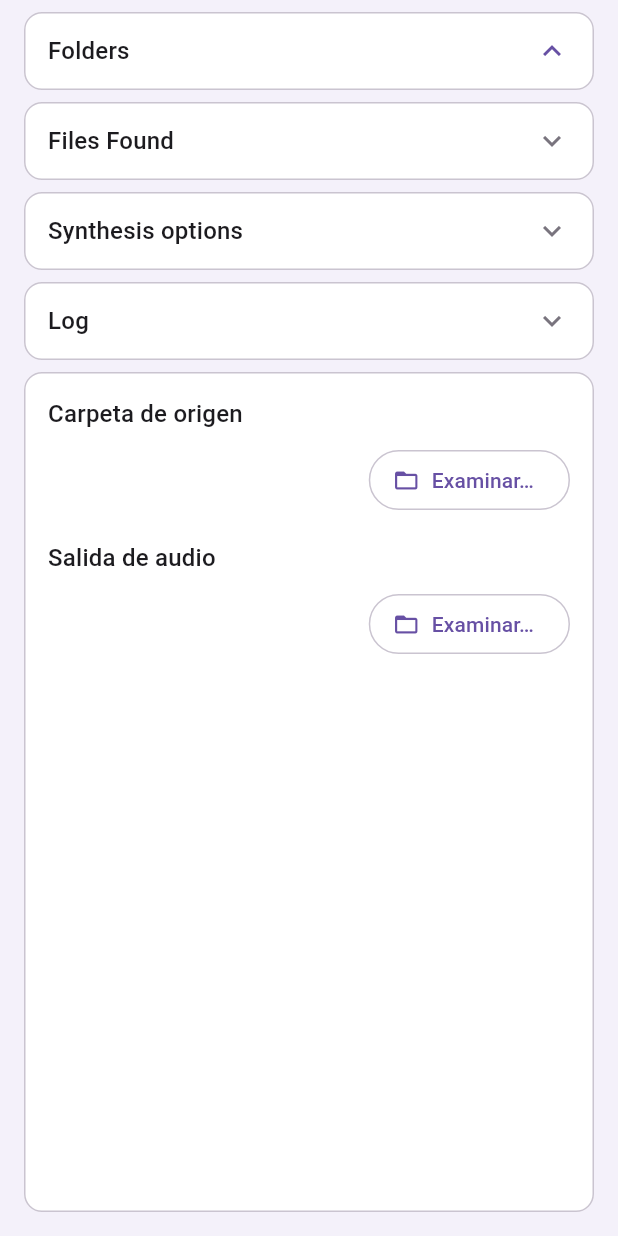
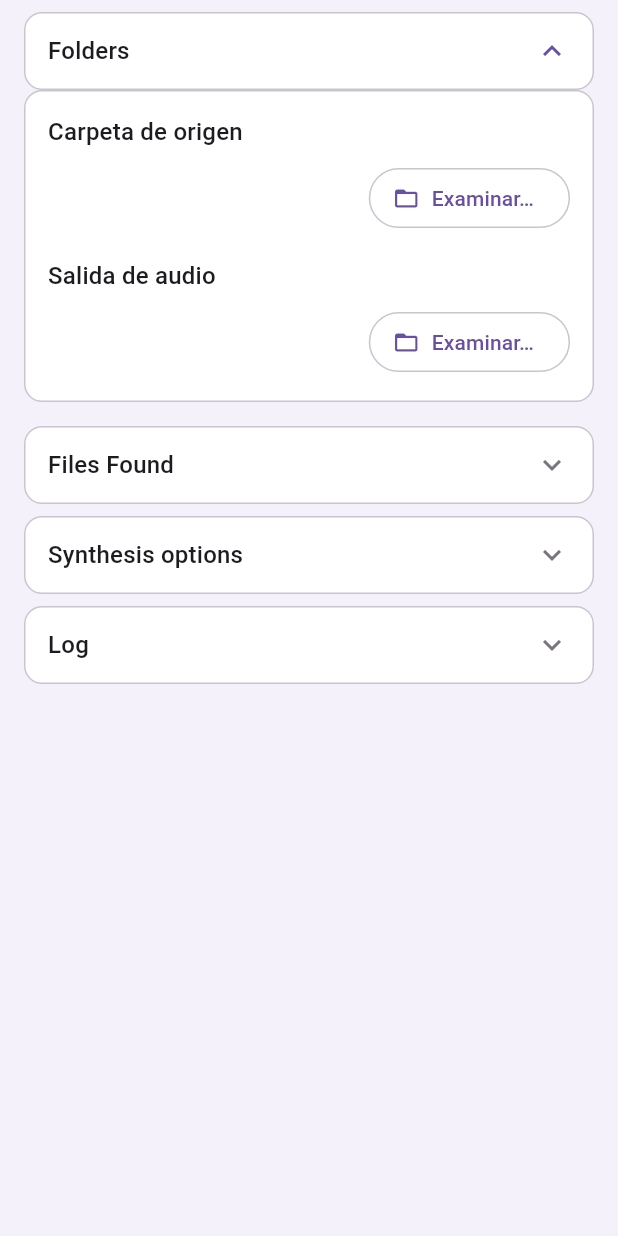
Before and after one commit to Rafael-VH/Supertonic-AudioBook-Flutter, a Flutter app: the CuerpoApilado widget shown alone on an empty page, opened directly with empty values, on a phone screen of 412 x 824 dp. Run offline on Flutter 3.47's test engine with Material 3 defaults, Android fonts, the phone set to English and light mode, and no system bars; our stand-ins replace dio, equatable, file_picker, flutter_riverpod, go_router, just_audio and 2 more; missing offline and left inert: fdb_helper, ffmpeg_kit_flutter_new, flutter_onnxruntime.

Commit message:
fix(home): accordion sections push each other when expanding
- Each accordion section now contains its header and content together
- Expanding a section shows content below header, pushing others down
- Collapsing hides content, pulling sections back up
- Toggle behavior: tap active accordion to close, tap another to switch
- Updated test to verify toggle and push behavior

```diff
--- a/lib/presentation/screens/home/movil/cuerpo_apilado.dart
+++ b/lib/presentation/screens/home/movil/cuerpo_apilado.dart
@@ -8,8 +8,9 @@ import 'package:supertonic_audiobook/presentation/screens/home/movil/contenido_c
 import 'package:supertonic_audiobook/presentation/widgets/contenido_opciones.dart';
 import 'package:supertonic_audiobook/presentation/widgets/contenido_registro.dart';
 
-/// Móvil: acordeones exclusivos (uno abierto a la vez ocupando el alto) con
-/// carpetas expandido por defecto y la acción principal en la barra inferior
+/// Móvil: acordeones que se empujan entre sí — al expandir uno, el contenido
+/// se muestra debajo del encabezado y empuja las demás secciones hacia abajo.
+/// Carpetas expandido por defecto y la acción principal en la barra inferior
 /// persistente.
 class CuerpoApilado extends StatefulWidget {
   const CuerpoApilado({
@@ -28,14 +29,15 @@ class CuerpoApilado extends StatefulWidget {
 }
 
 class _CuerpoApiladoState extends State<CuerpoApilado> {
-  /// Índice del acordeón abierto. Solo uno puede estar expandido.
+  /// Índice del acordeón abierto. -1 = ninguno abierto.
   int _activo = 0;
 
-  Widget _contenidoActivo() {
+  Widget _contenidoSeccion(int index) {
     final estado = widget.estado;
     final controller = widget.controller;
     final habilitado = !estado.ejecutando;
-    return switch (_activo) {
+
+    return switch (index) {
       1 => ContenidoArchivos(
           key: const ValueKey(1),
           estado: estado,
@@ -64,41 +66,19 @@ class _CuerpoApiladoState extends State<CuerpoApilado> {
     };
   }
 
-  @override
-  Widget build(BuildContext context) {
-    final t = widget.t;
+  /// Construye una sección de acordeón (encabezado + contenido condicional).
+  Widget _seccionAcordeon(int index, String titulo) {
+    final estaAbierto = _activo == index;
 
     return Column(
-      crossAxisAlignment: CrossAxisAlignment.stretch,
+      mainAxisSize: MainAxisSize.min,
       children: [
         EncabezadoAcordeon(
-          titulo: t.carpetas,
-          activo: _activo == 0,
-          onTap: () => setState(() => _activo = 0),
+          titulo: titulo,
+          activo: estaAbierto,
+          onTap: () => setState(() => _activo = estaAbierto ? -1 : index),
         ),
-        EncabezadoAcordeon(
-          titulo: t.archivos_encontrados,
-          activo: _activo == 1,
-          onTap: () => setState(() => _activo = 1),
-        ),
-        EncabezadoAcordeon(
-          titulo: t.opciones_sintesis,
-          activo: _activo == 2,
-          onTap: () => setState(() => _activo = 2),
-        ),
-        EncabezadoAcordeon(
-          titulo: t.registro,
-          activo: _activo == 3,
-          onTap: () => setState(() => _activo = 3),
-        ),
-        Expanded(
-          child: Padding(
-            padding: const EdgeInsets.fromLTRB(16, 8, 16, 16),
-            child: Card(
-              margin: EdgeInsets.zero,
-              child: Padding(
-                padding: const EdgeInsets.all(16),
-                child: AnimatedSwitcher(
+        AnimatedSwitcher(
           duration: const Duration(milliseconds: 250),
           switchInCurve: Curves.easeOut,
           switchOutCurve: Curves.easeIn,
@@ -114,13 +94,39 @@ class _CuerpoApiladoState extends State<CuerpoApilado> {
               ),
             );
           },
-                  child: _contenidoActivo(),
+          child: estaAbierto
+              ? Padding(
+                  key: ValueKey(index),
+                  padding: const EdgeInsets.fromLTRB(16, 0, 16, 8),
+                  child: Card(
+                    margin: EdgeInsets.zero,
+                    child: Padding(
+                      padding: const EdgeInsets.all(16),
+                      child: _contenidoSeccion(index),
                     ),
                   ),
-            ),
-          ),
+                )
+              : const SizedBox.shrink(key: ValueKey(-1)),
         ),
       ],
     );
   }
+
+  @override
+  Widget build(BuildContext context) {
+    final t = widget.t;
+
+    return SingleChildScrollView(
+      child: Column(
+        crossAxisAlignment: CrossAxisAlignment.stretch,
+        children: [
+          _seccionAcordeon(0, t.carpetas),
+          _seccionAcordeon(1, t.archivos_encontrados),
+          _seccionAcordeon(2, t.opciones_sintesis),
+          _seccionAcordeon(3, t.registro),
+          const SizedBox(height: 16),
+        ],
+      ),
+    );
   }
+}
```
Also changed, not shown: 1 other file. Lines whose indentation alone changed are shown as unchanged.
